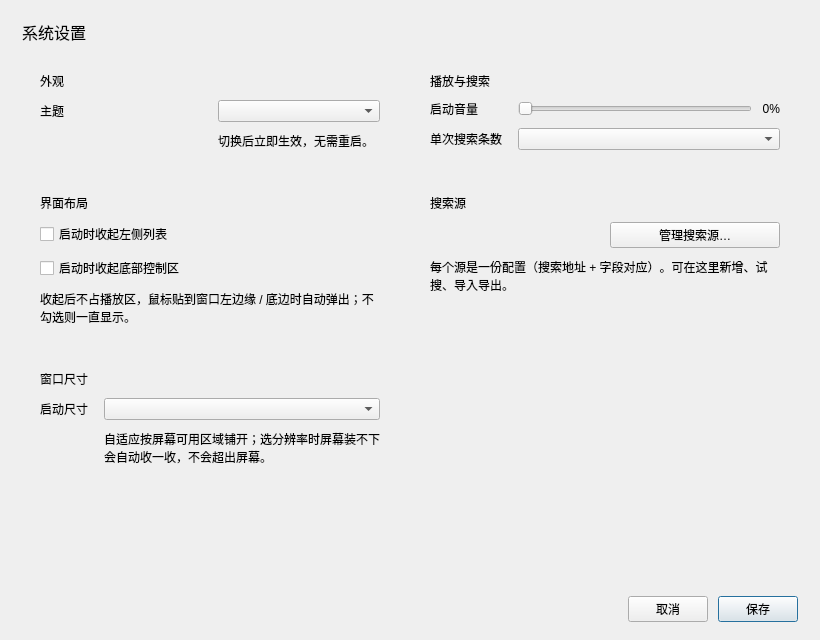
Before: the Qt Designer form src/ui/SettingsDialog.ui in gong1-1989/MusicVideoPlayer, drawn with Qt 5.
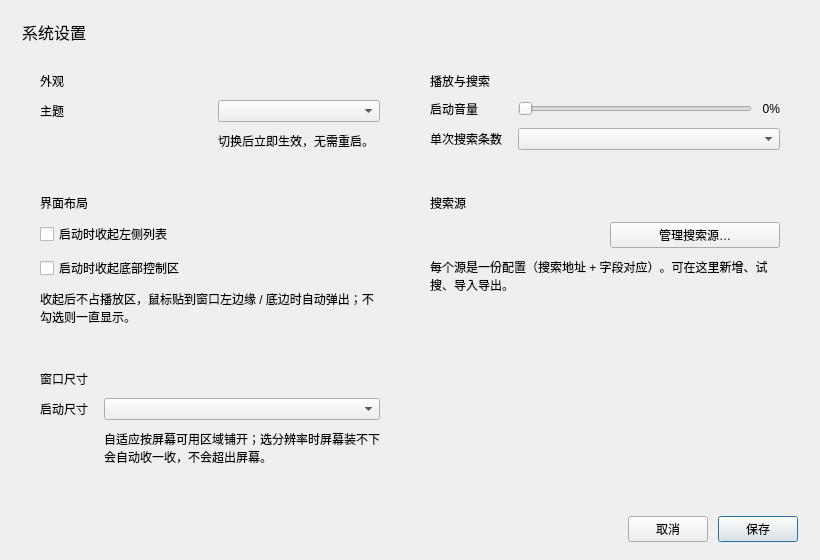
After: the same form once the commit is applied.

The edit to the form file:
```diff
--- a/src/ui/SettingsDialog.ui
+++ b/src/ui/SettingsDialog.ui
@@ -7,13 +7,13 @@
     <x>0</x>
     <y>0</y>
     <width>820</width>
-    <height>640</height>
+    <height>560</height>
    </rect>
   </property>
   <property name="minimumSize">
    <size>
-    <width>760</width>
-    <height>0</height>
+    <width>720</width>
+    <height>440</height>
    </size>
   </property>
   <property name="windowTitle">
```
